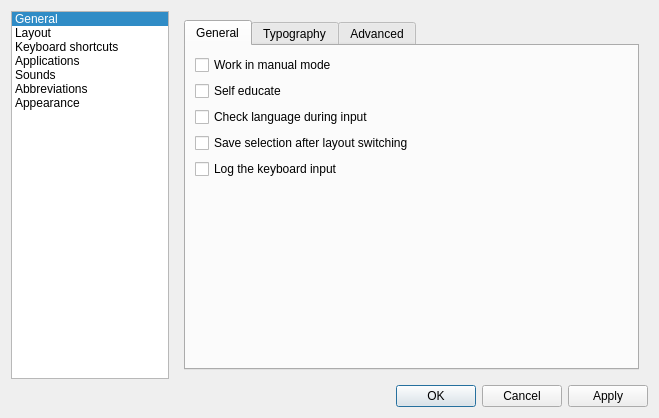
Above: src/Config/QXNConfigDialog.ui from dept2/qxneur before the change. Below: the same form after it.
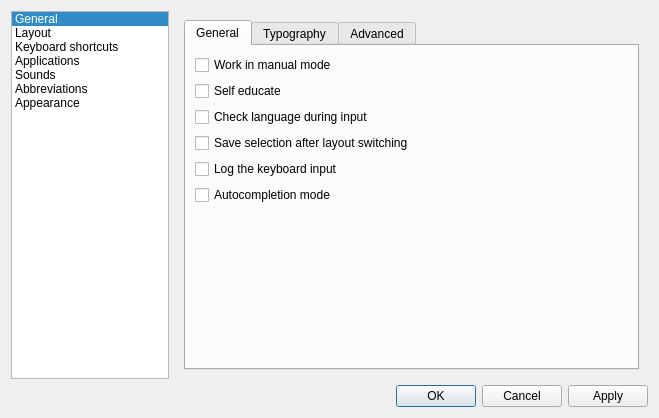
That is the form after the change. Icons and pictures are not drawn.

Commit message: Added Autocompletion mode edit

```diff
--- a/src/Config/QXNConfigDialog.ui
+++ b/src/Config/QXNConfigDialog.ui
@@ -173,6 +173,13 @@
              </property>
             </widget>
            </item>
+           <item>
+            <widget class="QCheckBox" name="autoCompletionCheckBox">
+             <property name="text">
+              <string>Autocompletion mode</string>
+             </property>
+            </widget>
+           </item>
            <item>
             <spacer name="verticalSpacer_2">
              <property name="orientation">
```
The commit also changes 3 other files.
